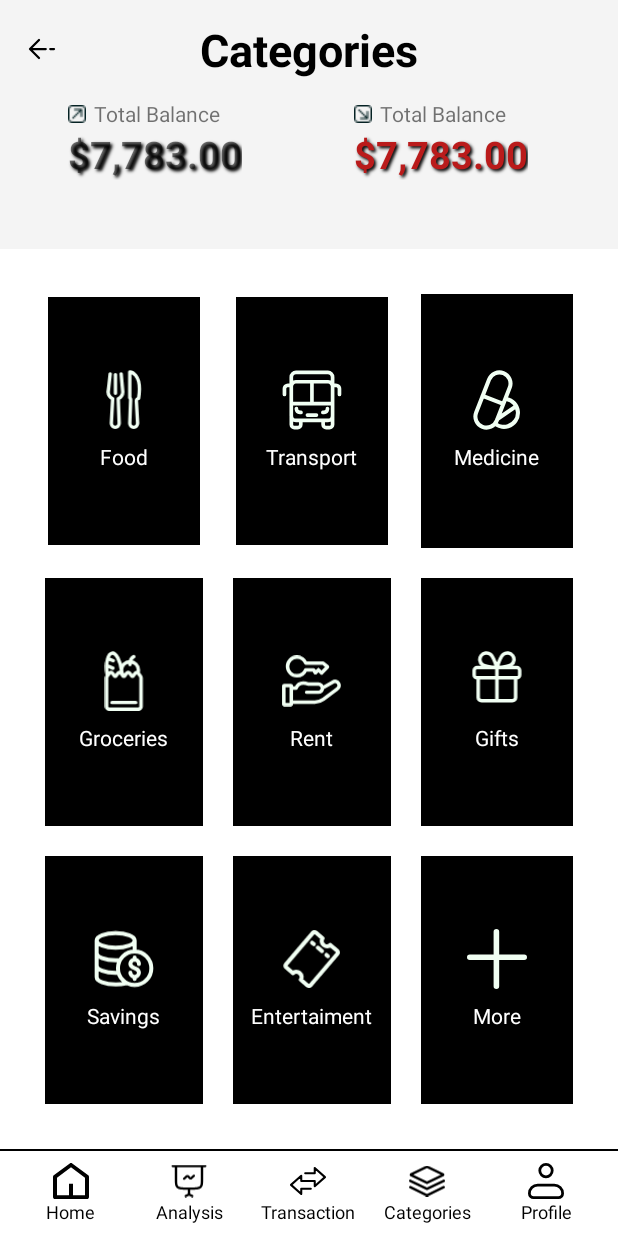
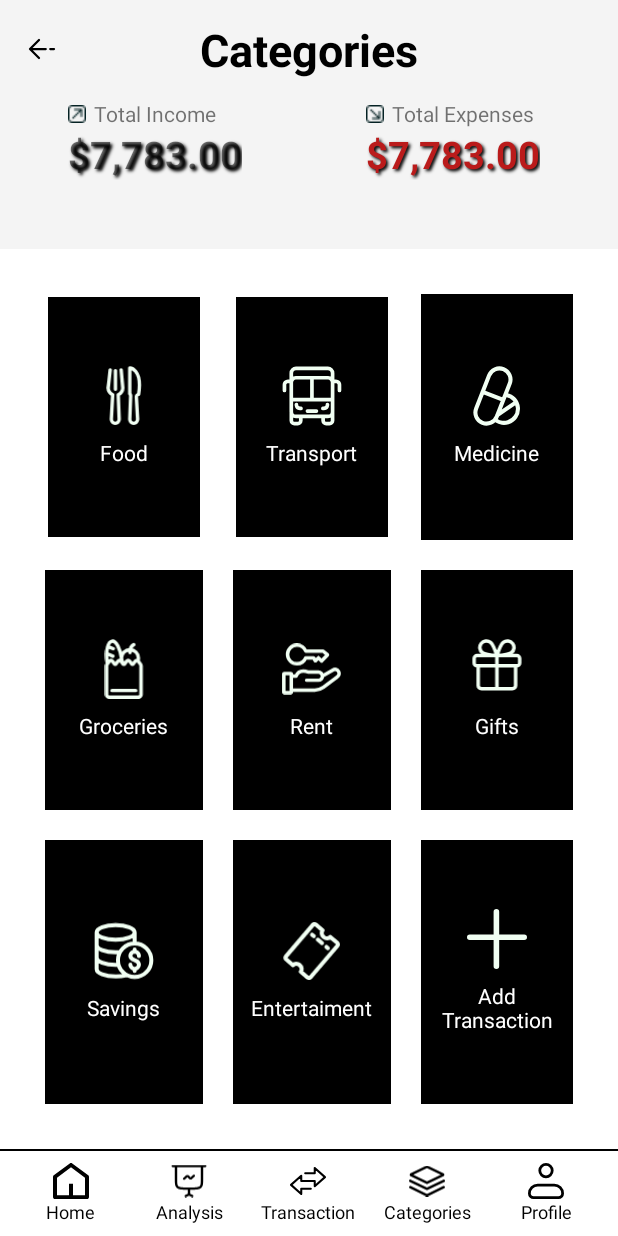
Before and after one commit to andreasrs00/WallEt, an Android app built with Jetpack Compose: the categories screen opened directly, with no data from a screen before it, on a phone screen of 412 x 824 dp. Run offline under Robolectric (Android 15) with nearby library versions, the phone set to English and light mode, and no system bars.

Commit message:
change in categories

```diff
--- a/app/src/main/java/com/example/wallet/addExpense.kt
+++ b/app/src/main/java/com/example/wallet/addExpense.kt
@@ -1,5 +1,6 @@
 package com.example.wallet
 
+import android.content.Intent
 import android.os.Bundle
 import android.view.View
 import androidx.activity.enableEdgeToEdge
@@ -19,5 +20,6 @@ class addExpense : AppCompatActivity() {
         }
         val navbar = findViewById<View>(R.id.navbar)
         NavBarComponent(this, navbar)
+
     }
 }
--- a/app/src/main/java/com/example/wallet/categories.kt
+++ b/app/src/main/java/com/example/wallet/categories.kt
@@ -1,5 +1,6 @@
 package com.example.wallet
 
+import android.content.Intent
 import android.os.Bundle
 import android.view.View
 import androidx.activity.enableEdgeToEdge
@@ -31,5 +32,12 @@ class categories : AppCompatActivity() {
         }
         val navbar = findViewById<View>(R.id.navbar)
         NavBarComponent(this, navbar)
+
+        val tvaddtransaction = findViewById<View>(R.id.add_transaction)
+        tvaddtransaction.setOnClickListener {
+            // Pindah ke signUpPage
+            val intent = Intent(this, addExpense::class.java)
+            startActivity(intent)
+        }
     }
 }
--- a/app/src/main/res/layout/activity_categories.xml
+++ b/app/src/main/res/layout/activity_categories.xml
@@ -65,7 +65,7 @@
             android:id="@+id/tv_total_balance"
             android:layout_width="wrap_content"
             android:layout_height="wrap_content"
-            android:text="@string/total_balance"
+            android:text="@string/total_Income"
             app:layout_constraintStart_toEndOf="@id/iv_income"
             app:layout_constraintTop_toTopOf="parent"
             android:layout_marginStart="5dp"
@@ -104,7 +104,7 @@
             android:id="@+id/tv_total_expense"
             android:layout_width="wrap_content"
             android:layout_height="wrap_content"
-            android:text="@string/total_balance"
+            android:text="@string/total_Expenses"
             app:layout_constraintStart_toEndOf="@id/iv_expense"
             app:layout_constraintTop_toTopOf="parent"
             android:layout_marginStart="5dp"
@@ -317,7 +317,9 @@
                 android:layout_marginTop="8dp"
                 android:text="@string/entertaiment"
                 android:textColor="#FFFFFF" />
-        </LinearLayout><LinearLayout
+        </LinearLayout>
+        <LinearLayout
+            android:id="@+id/add_transaction"
             android:layout_width="0dp"
             android:layout_height="wrap_content"
             android:layout_rowWeight="1"
@@ -336,7 +338,8 @@
                 android:layout_width="wrap_content"
                 android:layout_height="wrap_content"
                 android:layout_marginTop="8dp"
-            android:text="@string/more"
+                android:text="@string/tv_add_transaction"
+                android:textAlignment="center"
                 android:textColor="#FFFFFF" />
         </LinearLayout>
 
--- a/app/src/main/res/layout/activity_transaction_page.xml
+++ b/app/src/main/res/layout/activity_transaction_page.xml
@@ -155,6 +155,7 @@
         app:layout_constraintStart_toStartOf="parent"
         android:layout_marginTop="12dp"/>
     <androidx.recyclerview.widget.RecyclerView
+        android:background="@drawable/rounded_background"
         android:id="@+id/month_recycler_view"
         android:layout_width="match_parent"
         android:layout_height="0dp"
--- a/app/src/main/res/values/strings.xml
+++ b/app/src/main/res/values/strings.xml
@@ -52,6 +52,8 @@
 
     <string name="kategori">Categories</string>
     <string name="total_balance">Total Balance</string>
+    <string name="total_Income">Total Income</string>
+    <string name="total_Expenses">Total Expenses</string>
     <string name="balance_income">$7,783.00</string>
     <string name="food">Food</string>
     <string name="transport">Transport</string>
@@ -61,7 +63,7 @@
     <string name="gifts">Gifts</string>
     <string name="savings">Savings</string>
     <string name="entertaiment">Entertaiment</string>
-    <string name="more">More</string>
+    <string name="Add_transaction">Add Transaction</string>
 
     <string name="tv_others">Other</string>
     <string name="tv_recent_transaction">Recent Transaction</string>
@@ -78,6 +80,15 @@
     <string name="tv_sound">Sound</string>
     <string name="tv_vibrate">Vibrate</string>
     <string name="tv_daftar">Daftar</string>
+    <string name="tv_type">Type</string>
+    <string name="tv_add_transaction">Add Transaction</string>
+
+
+    <string-array name="type_items">
+        <item>Select the Type</item>
+        <item>Income</item>
+        <item>Expenses</item>
+    </string-array>
 
 
 </resources>
```
Also changed, not shown: app/src/main/res/layout/activity_add_expense.xml (+30 -23 lines), app/src/main/res/layout/activity_login_page.xml (+4 -4 lines), app/src/main/res/layout/activity_signup_page.xml (+5 -5 lines), 1 other file. Lines whose indentation alone changed are shown as unchanged.
